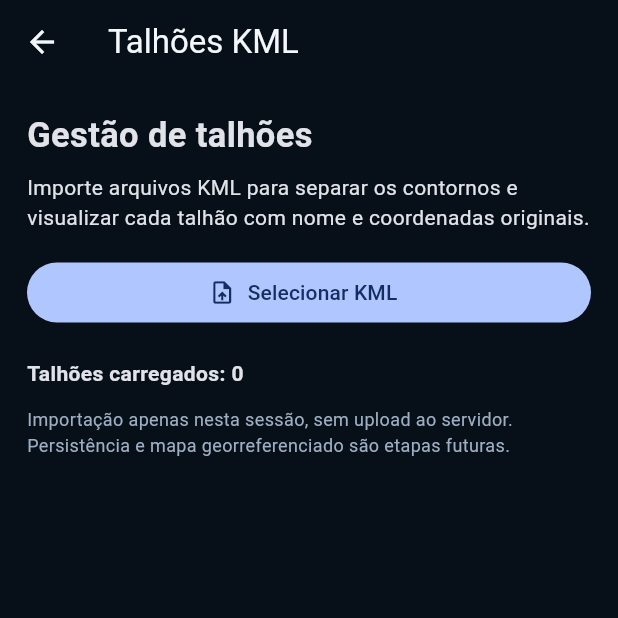
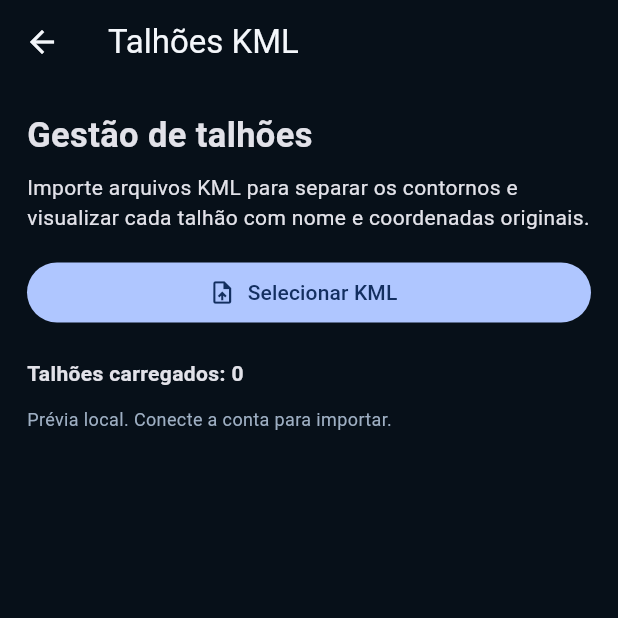
Before and after one commit to agrospraypulverizacoes-dot/smart-atlantic-mobile, a Flutter app: the KmlImportPage screen opened directly, on a phone screen of 412 x 824 dp, the top half of it. Run offline on Flutter 3.47's test engine with Material 3 defaults, Android fonts, the phone set to English and light mode, and no system bars; our stand-ins replace file_picker, flutter_map, geolocator, latlong2, material_ui, shared_preferences; accounts and stored records are empty.

Commit message:
feat(mobile): importar KML com demanda e confirmação na EAVision

```diff
--- a/flutter_app/lib/src/plots/kml_import_page.dart
+++ b/flutter_app/lib/src/plots/kml_import_page.dart
@@ -4,9 +4,11 @@ import 'dart:math' as math;
 import 'package:file_picker/file_picker.dart';
 import 'package:material_ui/material_ui.dart';
 import 'kml_parser.dart';
+import '../data/smartfarm_api.dart';
 
 class KmlImportPage extends StatefulWidget {
-  const KmlImportPage({super.key});
+  const KmlImportPage({super.key, this.gateway});
+  final SmartFarmGateway? gateway;
   @override
   State<KmlImportPage> createState() => _KmlImportPageState();
 }
@@ -16,6 +18,58 @@ class _KmlImportPageState extends State<KmlImportPage> {
   bool _loading = false;
   String? _error;
   int _selection = 0;
+  List<int>? _bytes;
+  String? _fileName;
+  List<Map<String, dynamic>> _demands = const [];
+  int? _demandId;
+  bool _uploading = false;
+
+  @override
+  void initState() {
+    super.initState();
+    if (widget.gateway != null) _loadDemands();
+  }
+
+  Future<void> _loadDemands() async {
+    try {
+      final list = await widget.gateway!.plotDemands();
+      if (mounted) setState(() => _demands = list);
+    } catch (error) {
+      if (mounted) setState(() => _error = error.toString());
+    }
+  }
+
+  Future<void> _upload() async {
+    if (_bytes == null || _fileName == null || _demandId == null ||
+        widget.gateway == null || _uploading) return;
+    final approve = await showDialog<bool>(
+      context: context,
+      builder: (ctx) => AlertDialog(
+        title: const Text('Criar talhões na EAVision?'),
+        content: Text('Arquivo: ' + _fileName! +
+          '\nDemanda ID: ' + _demandId.toString() +
+          '\n\nConfirme os contornos antes de criar os registros.'),
+        actions: [
+          TextButton(onPressed: () => Navigator.pop(ctx, false),
+              child: const Text('Cancelar')),
+          FilledButton(onPressed: () => Navigator.pop(ctx, true),
+              child: const Text('Importar agora')),
+        ],
+      ),
+    );
+    if (approve != true || !mounted) return;
+    setState(() { _uploading = true; _error = null; });
+    try {
+      await widget.gateway!.importPlotKml(
+        requirementId: _demandId!, fileName: _fileName!, bytes: _bytes!,
+      );
+      if (mounted) Navigator.pop(context, true);
+    } catch (error) {
+      if (mounted) setState(() => _error = error.toString());
+    } finally {
+      if (mounted) setState(() => _uploading = false);
+    }
+  }
 
   Future<void> _chooseKml() async {
     if (_loading) return;
@@ -36,7 +90,9 @@ class _KmlImportPageState extends State<KmlImportPage> {
           if (data.lengthInBytes > 5 * 1024 * 1024) {
             throw const FormatException('KML maior que 5 MB.');
           }
-          found.addAll(readKmlPlots(utf8.decode(data), file.name));
+          final parsed = readKmlPlots(utf8.decode(data), file.name);
+          found.addAll(parsed);
+          if (parsed.isNotEmpty) { _bytes = data; _fileName = file.name; }
         } catch (error) {
           failures.add([file.name, error.toString()].join(': '));
         }
@@ -115,9 +171,37 @@ class _KmlImportPageState extends State<KmlImportPage> {
             ),
           ],
           const SizedBox(height: 12),
-          const Text('Importação apenas nesta sessão, sem upload ao servidor. '
-            'Persistência e mapa georreferenciado são etapas futuras.',
-            style: TextStyle(fontSize: 12, color: Color(0xFF9EAFC3))),
+          if (widget.gateway != null) ...[
+            DropdownButtonFormField<int>(
+              key: const Key('kml-demand'),
+              initialValue: _demandId,
+              isExpanded: true,
+              decoration: const InputDecoration(labelText: 'Demanda de destino'),
+              items: [
+                for (final d in _demands)
+                  if (int.tryParse(d['requirementId'].toString()) != null)
+                    DropdownMenuItem(
+                      value: int.parse(d['requirementId'].toString()),
+                      child: Text((d['requirementName'] ?? 'Demanda').toString(),
+                        overflow: TextOverflow.ellipsis),
+                    ),
+              ],
+              onChanged: (id) => setState(() => _demandId = id),
+            ),
+            const SizedBox(height: 12),
+            FilledButton.icon(
+              key: const Key('kml-upload'),
+              onPressed: (_bytes == null || _demandId == null || _uploading)
+                  ? null : _upload,
+              icon: const Icon(Icons.cloud_upload_outlined),
+              label: Text(_uploading ? 'Enviando...' : 'Importar na EAVision'),
+            ),
+            const SizedBox(height: 10),
+            const Text('Os talhões serão criados apenas após confirmação.',
+              style: TextStyle(fontSize: 12, color: Color(0xFF9EAFC3))),
+          ] else
+            const Text('Prévia local. Conecte a conta para importar.',
+              style: TextStyle(fontSize: 12, color: Color(0xFF9EAFC3))),
         ],
       ),
     );
```
